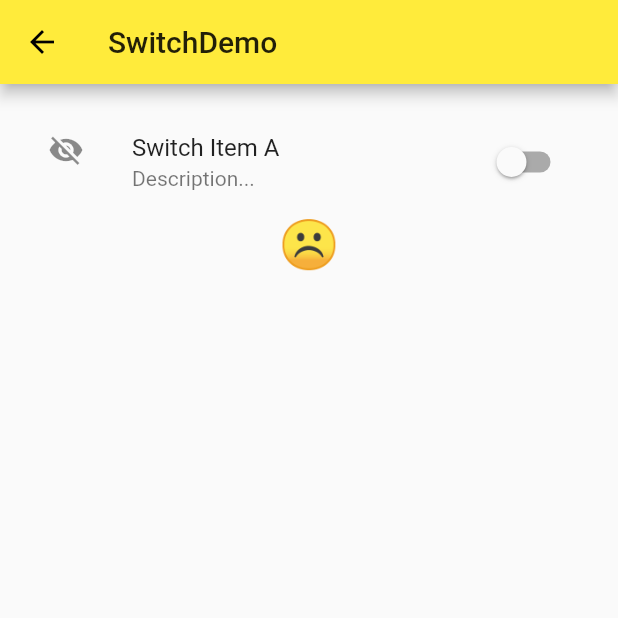
After one commit to qiaoluheng/ninghao_flutter, a Flutter app: the screen it shows after launch, after a tap on "Switch", on a phone screen of 412 x 824 dp, the top half of it. The commit adds this screen. Run offline on Flutter 3.47's test engine with Material 2 defaults, Android fonts, the phone set to English and light mode, and no system bars.

Commit message:
switch开关/slider滑块/datetime日历时间选择器/引用三方包

```diff
--- a/lib/demo/material_component.dart
+++ b/lib/demo/material_component.dart
@@ -6,6 +6,9 @@ import './popup_menu_button_demo.dart';
 import './form_demo.dart';
 import './checkbox_demo.dart';
 import './radio_demo.dart';
+import './switch_demo.dart';
+import './slider_demo.dart';
+import './datetime_demo.dart';
 
 class MaterialComponents extends StatelessWidget {
   @override
@@ -17,6 +20,18 @@ class MaterialComponents extends StatelessWidget {
       ),
       body: ListView(
         children: <Widget>[
+          ListItem(
+            title: 'DateTime',
+            page: DateTimeDemo(),
+          ),
+          ListItem(
+            title: 'Slider',
+            page: SliderDemo(),
+          ),
+          ListItem(
+            title: 'Switch',
+            page: SwitchDemo(),
+          ),
           ListItem(
             title: 'Radio',
             page: RadioDemo(),
--- /dev/null
+++ b/lib/demo/switch_demo.dart
@@ -0,0 +1,53 @@
+import 'package:flutter/material.dart';
+
+class SwitchDemo extends StatefulWidget {
+  @override
+  _SwitchDemoState createState() => _SwitchDemoState();
+}
+
+class _SwitchDemoState extends State<SwitchDemo> {
+  bool _switchItemA = false;
+  @override
+  Widget build(BuildContext context) {
+    return Scaffold(
+      appBar: AppBar(
+        title: Text('SwitchDemo'),
+      ),
+      body: Container(
+        padding: EdgeInsets.all(16.0),
+        child: Column(
+          mainAxisAlignment: MainAxisAlignment.start,
+          children: <Widget>[
+            SwitchListTile(
+              value: _switchItemA,
+              onChanged: (value) {
+                setState(() {
+                  _switchItemA = value;
+                });
+               },
+               title: Text('Switch Item A'),
+               subtitle: Text('Description...'),
+               secondary: Icon(_switchItemA ? Icons.visibility : Icons.visibility_off),
+               selected: _switchItemA,
+              //  activeColor: Colors.orange,
+            ),
+            Row(
+              mainAxisAlignment: MainAxisAlignment.center,
+              children: <Widget>[
+                Text(_switchItemA ? '☺':'☹',style: TextStyle(fontSize: 32.0),),
+                // Switch(
+                //   value: _switchItemA,
+                //   onChanged: (value) {
+                //     setState(() {
+                //       _switchItemA = value;
+                //     });
+                //   },
+                // ),
+              ],
+            ),
+          ],
+        ),
+      ),
+    );
+  }
+}
--- a/pubspec.yaml
+++ b/pubspec.yaml
@@ -15,7 +15,7 @@ environment:
 dependencies:
   flutter:
     sdk: flutter
-
+  intl: 0.15.8
   # The following adds the Cupertino Icons font to your application.
   # Use with the CupertinoIcons class for iOS style icons.
   cupertino_icons: ^0.1.2
```
Also changed, not shown: lib/demo/datetime_demo.dart (added, +84 -0 lines), lib/demo/slider_demo.dart (added, +49 -0 lines).
